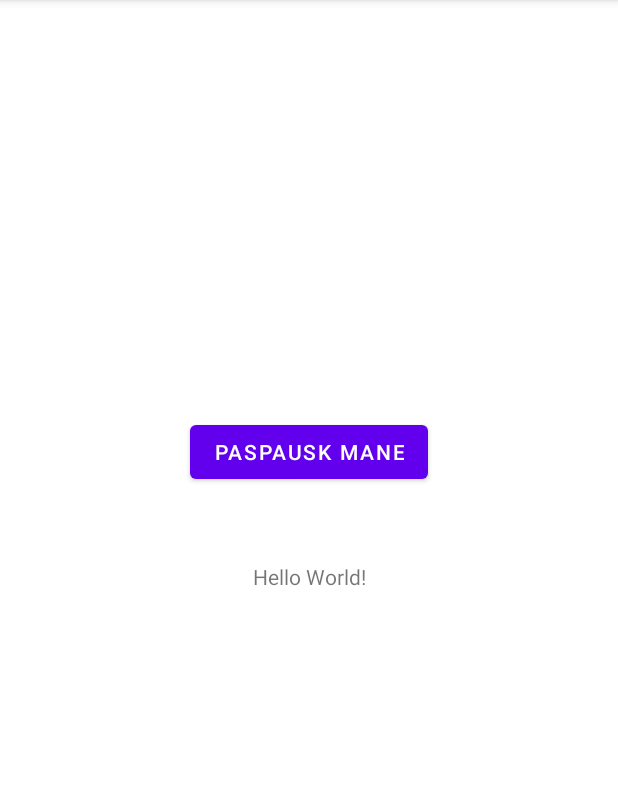
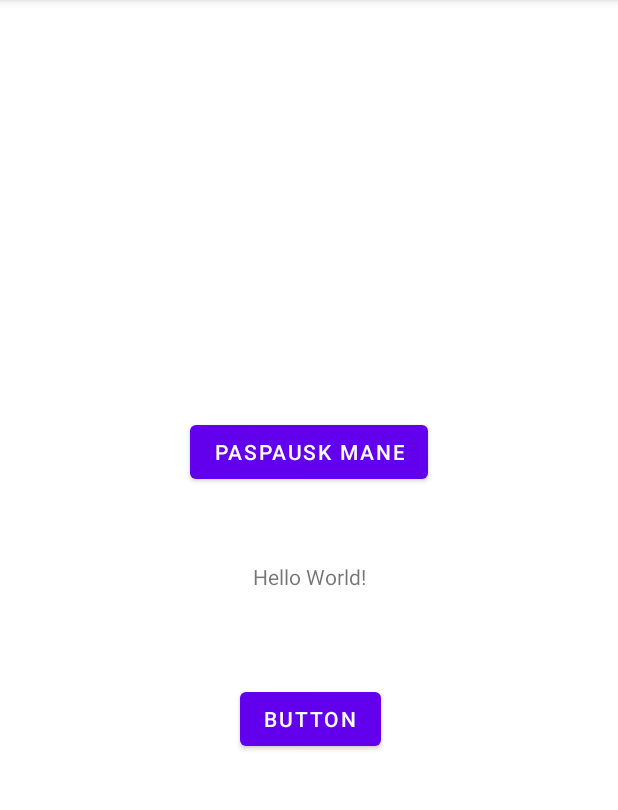
Before and after one commit to monikabar/MonikaB_1lab, an Android app: the screen it shows after launch (MainActivity), on a phone screen of 412 x 824 dp, the part 84-894 px from its top. Run offline under Robolectric (Android 15) with nearby library versions, the phone set to English and light mode, and no system bars.

Commit message:
Added change text functionality

```diff
--- a/app/src/main/java/com/example/monikab_1lab_2021/MainActivity.java
+++ b/app/src/main/java/com/example/monikab_1lab_2021/MainActivity.java
@@ -3,12 +3,22 @@ package com.example.monikab_1lab_2021;
 import androidx.appcompat.app.AppCompatActivity;
 
 import android.os.Bundle;
+import android.view.View;
+import android.widget.TextView;
 
 public class MainActivity extends AppCompatActivity {
+
+    TextView tvMain;
 
     @Override
     protected void onCreate(Bundle savedInstanceState) {
         super.onCreate(savedInstanceState);
         setContentView(R.layout.activity_main);
+
+        this.tvMain = findViewById(R.id.tvMain);
+    }
+
+    public void OnBtnClick(View view) {
+        this.tvMain.setText(R.string.changed_label_caption);
     }
 }
--- a/app/src/main/res/layout/activity_main.xml
+++ b/app/src/main/res/layout/activity_main.xml
@@ -7,7 +7,7 @@
     tools:context=".MainActivity">
 
     <TextView
-        android:id="@+id/textView"
+        android:id="@+id/tvMain"
         android:layout_width="wrap_content"
         android:layout_height="wrap_content"
         android:text="Hello World!"
@@ -17,7 +17,7 @@
         app:layout_constraintTop_toTopOf="parent" />
 
     <Button
-        android:id="@+id/button"
+        android:id="@+id/btnMain"
         android:layout_width="wrap_content"
         android:layout_height="wrap_content"
         android:layout_marginStart="16dp"
@@ -25,9 +25,24 @@
         android:layout_marginEnd="16dp"
         android:layout_marginBottom="40dp"
         android:text="@string/btn_do_smth"
-        app:layout_constraintBottom_toTopOf="@+id/textView"
+        app:layout_constraintBottom_toTopOf="@+id/tvMain"
         app:layout_constraintEnd_toEndOf="parent"
         app:layout_constraintStart_toStartOf="parent"
-        app:layout_constraintTop_toTopOf="parent" />
+        app:layout_constraintTop_toTopOf="parent"
+        android:onClick="OnBtnClick"/>
+
+    <Button
+        android:id="@+id/button"
+        android:layout_width="wrap_content"
+        android:layout_height="wrap_content"
+        android:layout_marginStart="160dp"
+        android:layout_marginTop="52dp"
+        android:layout_marginEnd="158dp"
+        android:layout_marginBottom="255dp"
+        android:text="Button"
+        app:layout_constraintBottom_toBottomOf="parent"
+        app:layout_constraintEnd_toEndOf="parent"
+        app:layout_constraintStart_toStartOf="parent"
+        app:layout_constraintTop_toBottomOf="@+id/tvMain" />
 
 </androidx.constraintlayout.widget.ConstraintLayout>
--- a/app/src/main/res/values/strings.xml
+++ b/app/src/main/res/values/strings.xml
@@ -1,4 +1,5 @@
 <resources>
     <string name="app_name">MonikaB_1lab_HelloWord_2021</string>
     <string name="btn_do_smth">Paspausk mane</string>
+    <string name="changed_label_caption">Text was changed!</string>
 </resources>
```
